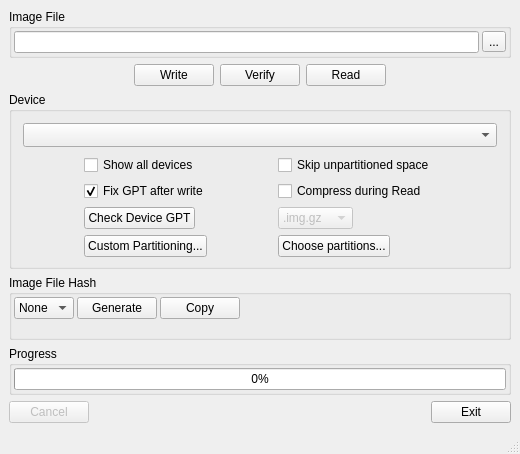
This is src/mainwindow.ui in peacepenguin/windiskimager as Qt 5 draws it before an edit. The edited form follows.
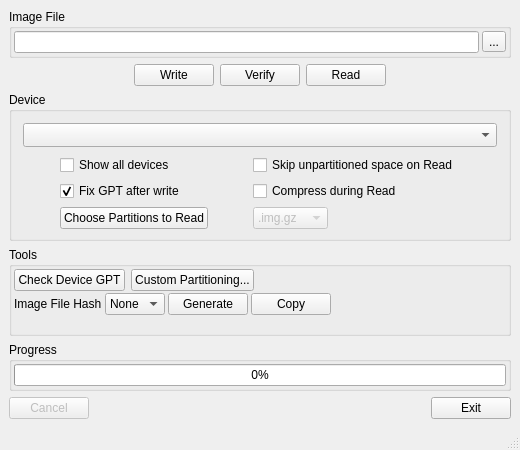
This is the edited form. Icons and pictures are not drawn. Custom widgets are drawn as their Qt base class.

Commit message: layout and label updates

Diff of the .ui file:
```diff
--- a/src/mainwindow.ui
+++ b/src/mainwindow.ui
@@ -244,36 +244,33 @@
        </widget>
           </item>
           <item>
-         <widget class="QPushButton" name="bCheckGpt">
-          <property name="sizePolicy">
-           <sizepolicy hsizetype="Fixed" vsizetype="Fixed">
-            <horstretch>0</horstretch>
-            <verstretch>0</verstretch>
-           </sizepolicy>
-          </property>
-          <property name="text">
-           <string>Check Device GPT</string>
-          </property>
-          <property name="toolTip">
-           <string>Check the currently selected device for GPT corruption and offer to repair it.</string>
-          </property>
-         </widget>
+           <widget class="QPushButton" name="bChoosePartitions">
+            <property name="sizePolicy">
+             <sizepolicy hsizetype="Fixed" vsizetype="Fixed">
+              <horstretch>0</horstretch>
+              <verstretch>0</verstretch>
+             </sizepolicy>
+            </property>
+            <property name="text">
+             <string>Choose Partitions to Read</string>
+            </property>
+            <property name="toolTip">
+             <string>Read only some of the Device's partitions: opens Custom Partitioning with the Device as the source, every partition ticked, and the Image File as where it goes. Untick what to leave out.</string>
+            </property>
+           </widget>
           </item>
           <item>
-         <widget class="QPushButton" name="bCombine">
-          <property name="sizePolicy">
-           <sizepolicy hsizetype="Fixed" vsizetype="Fixed">
-            <horstretch>0</horstretch>
-            <verstretch>0</verstretch>
-           </sizepolicy>
-          </property>
-          <property name="text">
-           <string>Custom Partitioning...</string>
-          </property>
-          <property name="toolTip">
-           <string>Put partitions from image files and disks onto a device, or into a new image file, in an order you choose, under a new partition table.</string>
-          </property>
-         </widget>
+           <spacer name="deviceOptionsColMiscSpacer">
+            <property name="orientation">
+             <enum>Qt::Vertical</enum>
+            </property>
+            <property name="sizeHint" stdset="0">
+             <size>
+              <width>0</width>
+              <height>0</height>
+             </size>
+            </property>
+           </spacer>
           </item>
          </layout>
         </item>
@@ -288,7 +285,7 @@
          </sizepolicy>
         </property>
         <property name="text">
-         <string>Skip unpartitioned space</string>
+         <string>Skip unpartitioned space on Read</string>
         </property>
         <property name="toolTip">
          <string>Reads the MBR or GPT of the Device and leaves out the unpartitioned space between and after its partitions. Up to 32 MB of the space before the first partition, where a bootloader might be stored in unused space, is read as it is; only space beyond that is left out. The backup GPT is moved to the new end of the image.</string>
@@ -350,22 +347,6 @@
         </item>
        </widget>
           </item>
-          <item>
-       <widget class="QPushButton" name="bChoosePartitions">
-        <property name="sizePolicy">
-         <sizepolicy hsizetype="Fixed" vsizetype="Fixed">
-          <horstretch>0</horstretch>
-          <verstretch>0</verstretch>
-         </sizepolicy>
-        </property>
-        <property name="text">
-         <string>Choose partitions...</string>
-        </property>
-        <property name="toolTip">
-         <string>Read only some of the Device's partitions: opens Custom Partitioning with the Device as the source, every partition ticked, and the Image File as where it goes. Untick what to leave out.</string>
-        </property>
-       </widget>
-          </item>
          </layout>
         </item>
        </layout>
@@ -376,7 +357,7 @@
     <item>
      <widget class="QGroupBox" name="hashGroup">
       <property name="title">
-       <string>Image File Hash</string>
+       <string>Tools</string>
       </property>
       <layout class="QVBoxLayout" name="verticalLayout">
        <property name="spacing">
@@ -394,11 +375,70 @@
        <property name="bottomMargin">
         <number>2</number>
        </property>
+       <item>
+        <layout class="QHBoxLayout" name="toolButtonsRow">
+         <property name="spacing">
+          <number>6</number>
+         </property>
+         <item>
+          <widget class="QPushButton" name="bCheckGpt">
+           <property name="sizePolicy">
+            <sizepolicy hsizetype="Fixed" vsizetype="Fixed">
+             <horstretch>0</horstretch>
+             <verstretch>0</verstretch>
+            </sizepolicy>
+           </property>
+           <property name="text">
+            <string>Check Device GPT</string>
+           </property>
+           <property name="toolTip">
+            <string>Check the currently selected device for GPT corruption and offer to repair it.</string>
+           </property>
+          </widget>
+         </item>
+         <item>
+          <widget class="QPushButton" name="bCombine">
+           <property name="sizePolicy">
+            <sizepolicy hsizetype="Fixed" vsizetype="Fixed">
+             <horstretch>0</horstretch>
+             <verstretch>0</verstretch>
+            </sizepolicy>
+           </property>
+           <property name="text">
+            <string>Custom Partitioning...</string>
+           </property>
+           <property name="toolTip">
+            <string>Put partitions from image files and disks onto a device, or into a new image file, in an order you choose, under a new partition table.</string>
+           </property>
+          </widget>
+         </item>
+         <item>
+          <spacer name="toolButtonsSpacer">
+           <property name="orientation">
+            <enum>Qt::Horizontal</enum>
+           </property>
+           <property name="sizeHint" stdset="0">
+            <size>
+             <width>0</width>
+             <height>0</height>
+            </size>
+           </property>
+          </spacer>
+         </item>
+        </layout>
+       </item>
        <item>
         <layout class="QHBoxLayout" name="horizontalLayout">
          <property name="spacing">
           <number>3</number>
          </property>
+         <item>
+          <widget class="QLabel" name="hashTypeLabel">
+           <property name="text">
+            <string>Image File Hash</string>
+           </property>
+          </widget>
+         </item>
          <item>
           <widget class="QComboBox" name="cboxHashType">
            <property name="sizePolicy">
```
The commit also changes 5 other files.
